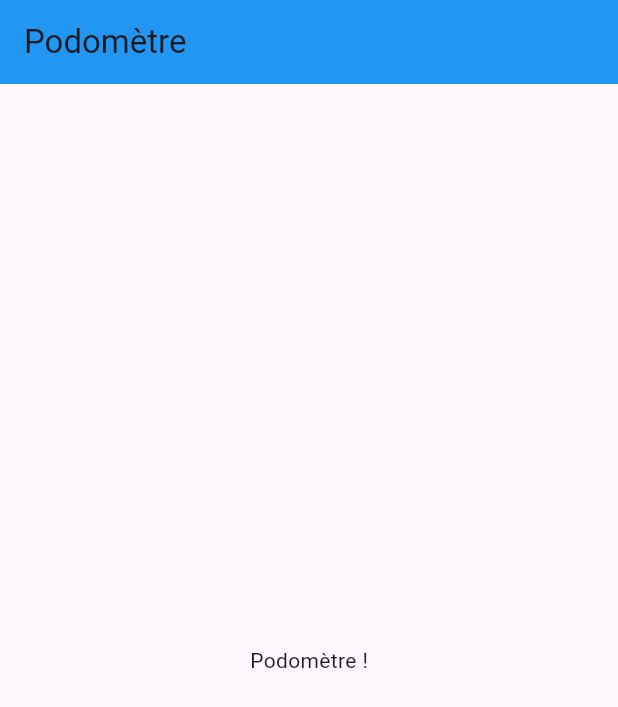
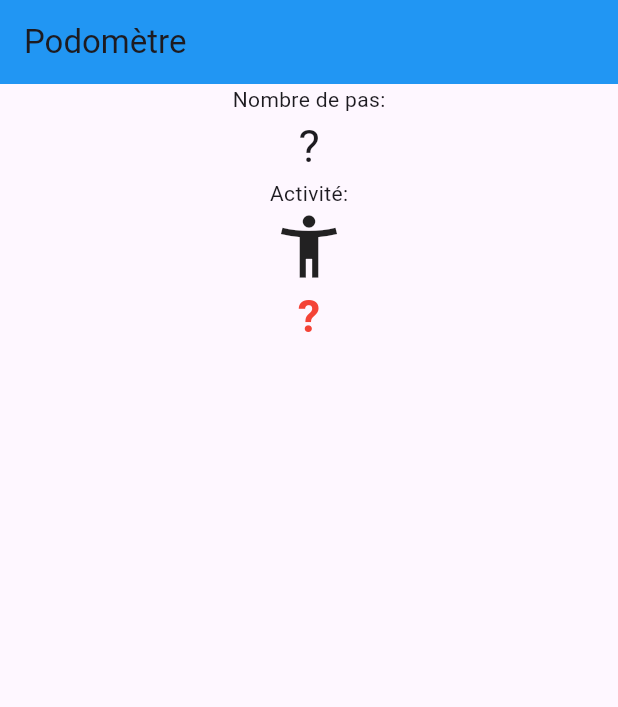
Before and after one commit to Mathbech/Podometre, a Flutter app: the screen it shows after launch, on a phone screen of 412 x 824 dp. Shown: the top 707 px of the screen. Run offline on Flutter 3.47's test engine with Material 3 defaults, Android fonts, the phone set to English and light mode, and no system bars; our stand-ins replace pedometer.

Commit message:
Création de la page d'accueil avec compterur de pas

```diff
--- a/lib/screen/homepage.dart
+++ b/lib/screen/homepage.dart
@@ -1,22 +1,27 @@
-import 'package:bts_app/main.dart';
 import 'package:flutter/foundation.dart';
 import 'package:flutter/material.dart';
+import 'dart:async';
 import 'package:pedometer/pedometer.dart';
 
 String formatDate(DateTime d) {
   return d.toString().substring(0, 19);
 }
 
-class HomePage extends StatelessWidget {
+class HomePage extends StatefulWidget {
   const HomePage({Key? key}) : super(key: key);
-
 
   static const String routeName = '/';
 
+  @override
+  State<StatefulWidget> createState() => _HomePageState();
+}
+
+class _HomePageState extends State<HomePage> {
   late Stream<StepCount> _stepCountStream;
   late Stream<PedestrianStatus> _pedestrianStatusStream;
   String _status = '?', _steps = '?';
 
+  @override
   void initState() {
     super.initState();
     initPlatformState();
@@ -32,22 +37,30 @@ class HomePage extends StatelessWidget {
   }
 
   void onPedestrianStatusChanged(PedestrianStatus event) {
-    print(event);
+    if (kDebugMode) {
+      print(event);
+    }
     setState(() {
       _status = event.status;
     });
   }
 
   void onPedestrianStatusError(error) {
-    print('onPedestrianStatusError: $error');
+    if (kDebugMode) {
+      print('onPedestrianStatusError: $error');
+    }
     setState(() {
       _status = 'Pedestrian Status not available';
     });
-    print(_status);
+    if (kDebugMode) {
+      print(_status);
+    }
   }
 
   void onStepCountError(error) {
-    print('onStepCountError: $error');
+    if (kDebugMode) {
+      print('onStepCountError: $error');
+    }
     setState(() {
       _steps = 'Step Count not available';
     });
@@ -72,8 +85,34 @@ class HomePage extends StatelessWidget {
         backgroundColor: Colors.blue,
         title: const Text('Podomètre'),
       ),
-      body: const Center(
-        child: Text('Podomètre !'),
+      body: Center(
+        child: Column(
+          children: <Widget>[
+            const Text('Nombre de pas:'),
+            Text(
+              _steps,
+              style: const TextStyle(fontSize: 30),
+            ),
+            const Text('Activité:'),
+            Icon(
+              _status == 'walking'
+                  ? Icons.directions_walk
+                  : Icons.accessibility_new,
+              size: 50.0,
+            ),
+            Center(
+                child: Text(_status,
+                    style: _status == 'walking'
+                        ? const TextStyle(
+                            fontSize: 30.0,
+                            color: Colors.green,
+                            fontWeight: FontWeight.bold)
+                        : const TextStyle(
+                            fontSize: 30.0,
+                            color: Colors.red,
+                            fontWeight: FontWeight.bold)))
+          ],
+        ),
       ),
     );
   }
```
